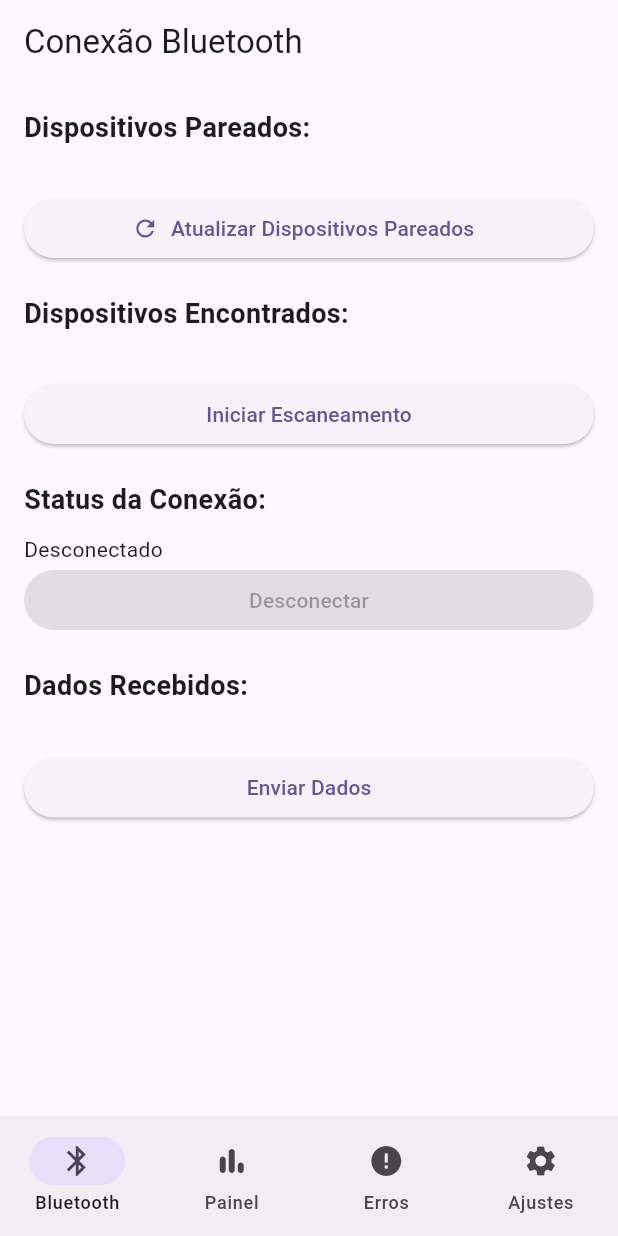
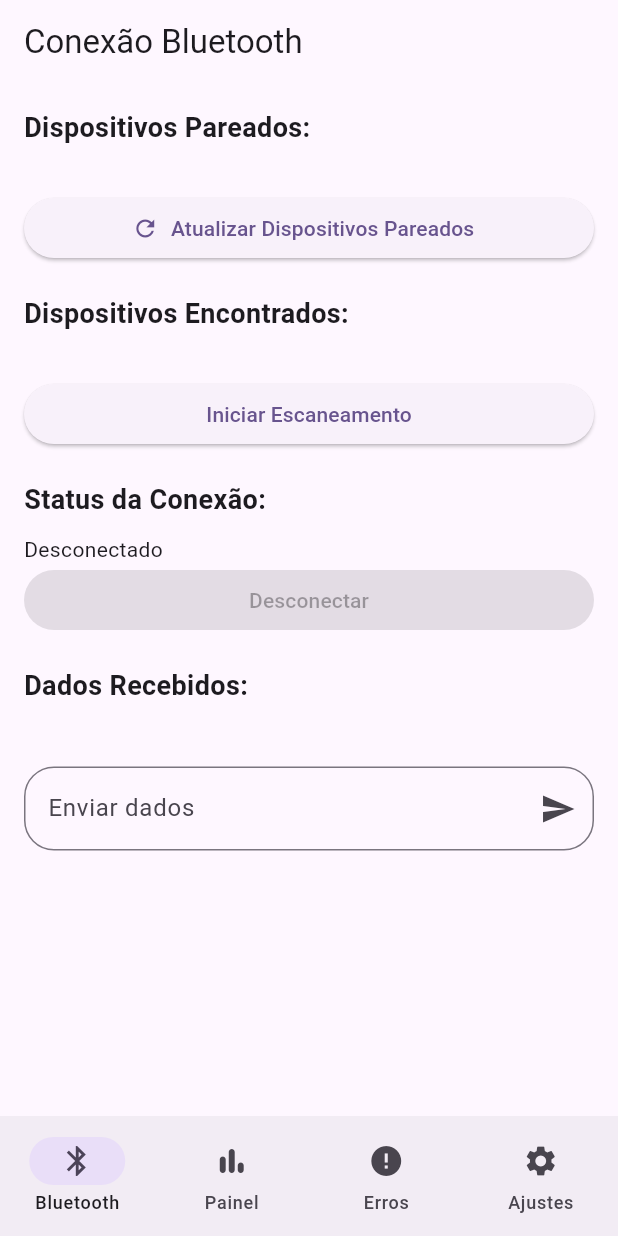
Before and after one commit to devgomes10/dcm, a Flutter app: the screen it shows after launch, on a phone screen of 412 x 824 dp. Run offline on Flutter 3.47's test engine with Material 3 defaults, Android fonts, the phone set to English and light mode, and no system bars; missing offline and left inert: bluetooth_classic.

Commit message:
adicionando botão de enviar

```diff
--- a/lib/views/bluetooth_connection/bluetooth_connection_view.dart
+++ b/lib/views/bluetooth_connection/bluetooth_connection_view.dart
@@ -3,19 +3,23 @@ import 'package:bluetooth_classic/bluetooth_classic.dart';
 import 'package:bluetooth_classic/models/device.dart';
 
 class BluetoothConnectionView extends StatefulWidget {
-  const BluetoothConnectionView({Key? key}) : super(key: key);
+  const BluetoothConnectionView({super.key});
 
   @override
-  _BluetoothConnectionViewState createState() => _BluetoothConnectionViewState();
+  State<BluetoothConnectionView> createState() =>
+      _BluetoothConnectionViewState();
 }
 
 class _BluetoothConnectionViewState extends State<BluetoothConnectionView> {
   final BluetoothClassic _bluetooth = BluetoothClassic();
+  String _receivedData = '';
+  TextEditingController sendDataController = TextEditingController();
+
   List<Device> _pairedDevices = [];
   List<Device> _discoveredDevices = [];
+
   bool _scanning = false;
   bool _connected = false;
-  String _receivedData = '';
 
   @override
   void initState() {
@@ -58,7 +62,10 @@ class _BluetoothConnectionViewState extends State<BluetoothConnectionView> {
   }
 
   Future<void> _connectToDevice(Device device) async {
-    await _bluetooth.connect(device.address, "00001101-0000-1000-8000-00805f9b34fb");
+    await _bluetooth.connect(
+      device.address,
+      "",
+    );
 
     _bluetooth.onDeviceDataReceived().listen((data) {
       setState(() {
@@ -79,25 +86,36 @@ class _BluetoothConnectionViewState extends State<BluetoothConnectionView> {
   }
 
   Future<void> _sendData(String data) async {
-    await _bluetooth.write(data);
+    if (_connected) {
+      await _bluetooth.write(data);
+    } else {
+      ScaffoldMessenger.of(context).showSnackBar(
+        const SnackBar(
+          content: Text("Não há conxexão"),
+        ),
+      );
+    }
   }
 
   @override
   Widget build(BuildContext context) {
     return Scaffold(
       appBar: AppBar(
-        title: Text("Conexão Bluetooth"),
+        title: const Text("Conexão Bluetooth"),
       ),
       body: SingleChildScrollView(
-        padding: EdgeInsets.all(16.0),
+        padding: const EdgeInsets.all(16.0),
         child: Column(
           crossAxisAlignment: CrossAxisAlignment.stretch,
           children: [
-            Text(
+            const Text(
               "Dispositivos Pareados:",
-              style: TextStyle(fontSize: 18.0, fontWeight: FontWeight.bold),
+              style: TextStyle(
+                fontSize: 18.0,
+                fontWeight: FontWeight.bold,
+              ),
             ),
-            SizedBox(height: 10),
+            const SizedBox(height: 10),
             Column(
               children: _pairedDevices.map((device) {
                 return ListTile(
@@ -106,19 +124,22 @@ class _BluetoothConnectionViewState extends State<BluetoothConnectionView> {
                 );
               }).toList(),
             ),
-            SizedBox(height: 20),
+            const SizedBox(height: 20),
             ElevatedButton.icon(
               onPressed: _getPairedDevices,
-              icon: Icon(Icons.refresh),
-              label: Text("Atualizar Dispositivos Pareados"),
+              icon: const Icon(Icons.refresh),
+              label: const Text("Atualizar Dispositivos Pareados"),
             ),
-            SizedBox(height: 20),
-            Text(
+            const SizedBox(height: 20),
+            const Text(
               "Dispositivos Encontrados:",
-              style: TextStyle(fontSize: 18.0, fontWeight: FontWeight.bold),
+              style: TextStyle(
+                fontSize: 18.0,
+                fontWeight: FontWeight.bold,
+              ),
             ),
-            SizedBox(height: 10),
-            _scanning ? Text("Escaneando...") : SizedBox(),
+            const SizedBox(height: 10),
+            _scanning ? const Text("Escaneando...") : const SizedBox(),
             Column(
               children: _discoveredDevices.map((device) {
                 return ListTile(
@@ -128,7 +149,7 @@ class _BluetoothConnectionViewState extends State<BluetoothConnectionView> {
                 );
               }).toList(),
             ),
-            SizedBox(height: 20),
+            const SizedBox(height: 20),
             ElevatedButton(
               onPressed: () {
                 if (_scanning) {
@@ -137,30 +158,48 @@ class _BluetoothConnectionViewState extends State<BluetoothConnectionView> {
                   _startScan();
                 }
               },
-              child: Text(_scanning ? "Parar Escaneamento" : "Iniciar Escaneamento"),
+              child: Text(
+                  _scanning ? "Parar Escaneamento" : "Iniciar Escaneamento"),
             ),
-
-            SizedBox(height: 20),
-            Text(
+            const SizedBox(height: 20),
+            const Text(
               "Status da Conexão:",
-              style: TextStyle(fontSize: 18.0, fontWeight: FontWeight.bold),
+              style: TextStyle(
+                fontSize: 18.0,
+                fontWeight: FontWeight.bold,
+              ),
             ),
-            SizedBox(height: 10),
+            const SizedBox(height: 10),
             Text(_connected ? "Conectado" : "Desconectado"),
             ElevatedButton(
               onPressed: _connected ? _disconnect : null,
-              child: Text("Desconectar"),
+              child: const Text("Desconectar"),
             ),
-            SizedBox(height: 20),
-            Text(
+            const SizedBox(height: 20),
+            const Text(
               "Dados Recebidos:",
-              style: TextStyle(fontSize: 18.0, fontWeight: FontWeight.bold),
+              style: TextStyle(
+                fontSize: 18.0,
+                fontWeight: FontWeight.bold,
+              ),
             ),
-            SizedBox(height: 10),
+            const SizedBox(height: 10),
             Text(_receivedData),
-            ElevatedButton(
-              onPressed: () => _sendData("ping"),
-              child: Text("Enviar Dados"),
+            const SizedBox(height: 10),
+            TextFormField(
+              controller: sendDataController,
+              decoration: InputDecoration(
+                suffixIcon: IconButton(
+                  onPressed: () {
+                    _sendData(sendDataController.text);
+                  },
+                  icon: const Icon(Icons.send),
+                ),
+                border: OutlineInputBorder(
+                  borderRadius: BorderRadius.circular(20),
+                ),
+                labelText: "Enviar dados",
+              ),
             ),
           ],
         ),
--- a/lib/views/components/menu_navigator.dart
+++ b/lib/views/components/menu_navigator.dart
@@ -1,5 +1,5 @@
 import 'package:dcm/views/bluetooth_connection/bluetooth_connection_view.dart';
-import 'package:dcm/views/errors/errors_view.dart';
+import 'package:dcm/views/errors/error_view.dart';
 import 'package:dcm/views/indicators/indicators_view.dart';
 import 'package:dcm/views/settings/settings_view.dart';
 import 'package:flutter/material.dart';
@@ -47,7 +47,7 @@ class _MenuNavigatorState extends State<MenuNavigator> {
       body: const [
         BluetoothConnectionView(),
         IndicatorsView(),
-        ErrorsView(),
+        ErrorView(),
         SettingsView(),
       ] [currentPageIndex],
     );
--- a/lib/views/indicators/indicators_view.dart
+++ b/lib/views/indicators/indicators_view.dart
@@ -14,6 +14,6 @@ class _IndicatorsViewState extends State<IndicatorsView> {
       appBar: AppBar(
         title: const Text("PAINEL"),
       ),
-    );;
+    );
   }
 }
--- a/lib/views/settings/settings_view.dart
+++ b/lib/views/settings/settings_view.dart
@@ -14,6 +14,6 @@ class _SettingsViewState extends State<SettingsView> {
       appBar: AppBar(
         title: const Text("AJUSTES"),
       ),
-    );;
+    );
   }
 }
```
Also changed, not shown: lib/models/error_model.dart (added, +13 -0 lines), lib/views/errors/error_view.dart (added, +24 -0 lines), lib/views/errors/errors_view.dart (deleted, +0 -19 lines), 2 other files.
